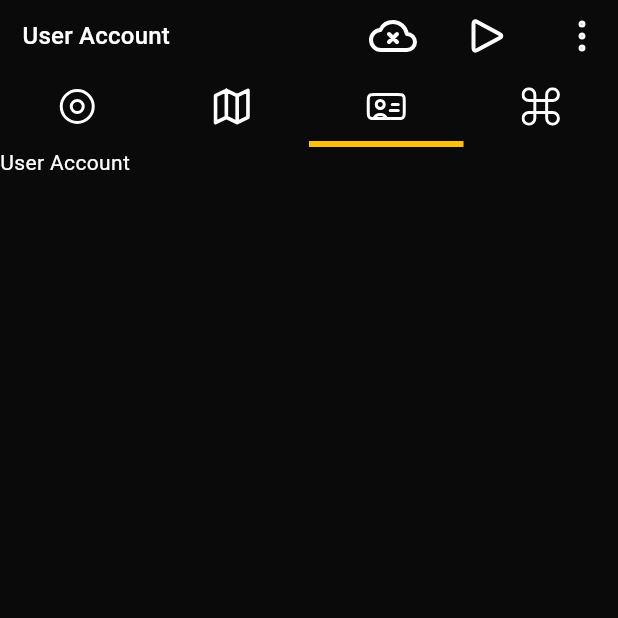
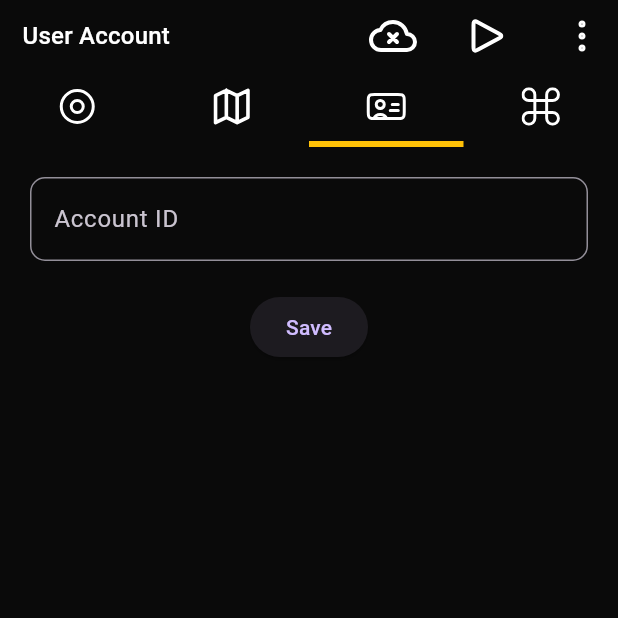
Before and after one commit to zubrailx/road-condition-monitoring, a Flutter app: the screen it shows after launch, tab 3 chosen, on a phone screen of 412 x 824 dp, the top half of it. Run offline on Flutter 3.47's test engine with Material 3 defaults, Android fonts, the phone set to English and light mode, and no system bars; our stand-ins replace flutter_svg, get_it, shared_preferences, talker_flutter.

Commit message:
mobile: update theme, add store user account

```diff
--- a/mobile/lib/app/theme.dart
+++ b/mobile/lib/app/theme.dart
@@ -10,20 +10,24 @@ enum UsedColors {
   final Color value;
 }
 
-final darkTheme = ThemeData.dark().copyWith(
-  scaffoldBackgroundColor: UsedColors.black.value,
-  highlightColor: UsedColors.yellow.value,
-  iconTheme: IconThemeData(
+final _buttonBorder = OutlineInputBorder(
+  borderRadius: const BorderRadius.all(Radius.circular(10)),
+  borderSide: BorderSide(
     color: UsedColors.white.value,
   ),
-  textTheme: const TextTheme(
-  ),
-  inputDecorationTheme: InputDecorationTheme(
-    focusedBorder: OutlineInputBorder(
-      borderRadius: const BorderRadius.all(Radius.circular(10)),
-      borderSide: BorderSide(
-        color: UsedColors.yellow.value,
-      )
-    )
-  )
 );
+
+final darkTheme = ThemeData.dark().copyWith(
+    scaffoldBackgroundColor: UsedColors.black.value,
+    highlightColor: UsedColors.yellow.value,
+    iconTheme: IconThemeData(
+      color: UsedColors.white.value,
+    ),
+    textTheme: const TextTheme(),
+    inputDecorationTheme: InputDecorationTheme(
+        border: _buttonBorder,
+        focusedBorder: _buttonBorder.copyWith(
+            borderSide: BorderSide(color: UsedColors.yellow.value)),
+        focusedErrorBorder: _buttonBorder.copyWith(
+            borderSide: BorderSide(color: UsedColors.yellow.value))),
+);
--- /dev/null
+++ b/mobile/lib/entities/user_account.dart
@@ -0,0 +1,15 @@
+class UserAccount {
+  const UserAccount({required this.accountId});
+
+  final String accountId;
+
+  Map<String, dynamic> toJson() {
+    return {
+      'account_id': accountId
+    };
+  }
+
+  factory UserAccount.fromJson(Map<String, dynamic> json) {
+    return UserAccount(accountId: json['account_id']);
+  }
+}
--- a/mobile/lib/widgets/user_account.dart
+++ b/mobile/lib/widgets/user_account.dart
@@ -1,4 +1,8 @@
 import 'package:flutter/material.dart';
+import 'package:get_it/get_it.dart';
+import 'package:mobile/entities/user_account.dart';
+import 'package:mobile/features/user_account.dart';
+import 'package:talker_flutter/talker_flutter.dart';
 
 class UserAccountWidget extends StatefulWidget {
   const UserAccountWidget({super.key});
@@ -9,9 +13,59 @@ class UserAccountWidget extends StatefulWidget {
 }
 
 class _UserAccountWidgetState extends State<UserAccountWidget> {
+  final _formKey = GlobalKey<FormState>();
+  final _accountIdController = TextEditingController();
+
+  String? _buttonValidator(String? value) {
+    if (value == null || value.isEmpty) {
+      return 'Cannot be empty';
+    }
+    return null;
+  }
+
+  _saveButtonOnPressed() async {
+    if (_formKey.currentState!.validate()) {
+      final account = UserAccount(accountId: _accountIdController.text);
+      await saveUserAccount(account);
+      ScaffoldMessenger.of(context).showSnackBar(
+        const SnackBar(content: Text('Saved')),
+      );
+    }
+  }
+
   @override
   Widget build(BuildContext context) {
-    return const Text("User Account");
+    return
+      FutureBuilder(
+        future: getUserAccount(),
+        builder: (context, AsyncSnapshot<UserAccount?> snapshot) {
+          if (snapshot.hasData) {
+            _accountIdController.text = snapshot.data!.accountId;
+          }
+          return Container(
+            margin: const EdgeInsets.only(left: 20, right: 20, top: 20),
+            child: Form(
+              key: _formKey,
+              child: Column(
+                children: <Widget>[
+                  TextFormField(
+                    controller: _accountIdController,
+                    decoration: const InputDecoration(
+                      labelText: 'Account ID'
+                    ),
+                    validator: _buttonValidator,
+                  ),
+                  const SizedBox(height: 20),
+                  ElevatedButton(
+                    onPressed: _saveButtonOnPressed,
+                    child: const Text('Save'),
+                  ),
+                ],
+              ),
+            ),
+          );
+        }
+      );
   }
 
 }
--- a/mobile/pubspec.yaml
+++ b/mobile/pubspec.yaml
@@ -12,6 +12,7 @@ dependencies:
     sdk: flutter
   flutter_svg: ^2.0.10+1
   get_it: ^7.6.7
+  shared_preferences: ^2.2.2
   talker_flutter: ^4.0.3
 
 dev_dependencies:
```
Also changed, not shown: mobile/lib/features/user_account.dart (added, +10 -0 lines), mobile/lib/gateway/shared_preferences.dart (added, +34 -0 lines), mobile/lib/main.dart (+15 -6 lines), mobile/pubspec.lock, 1 other file.
